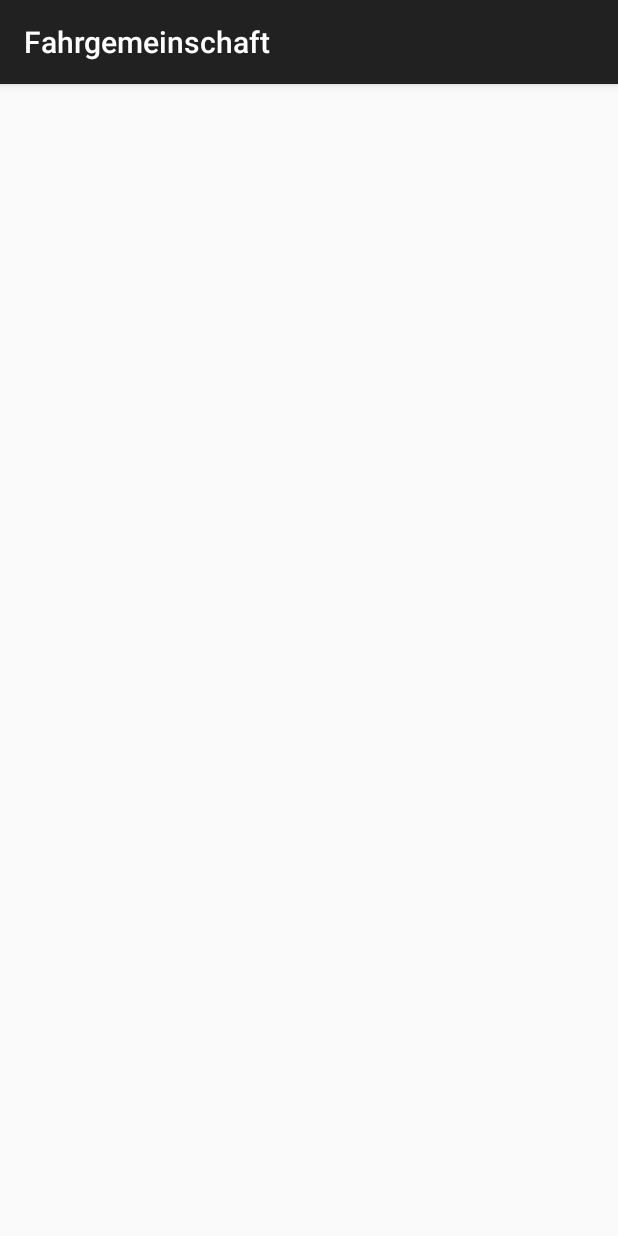
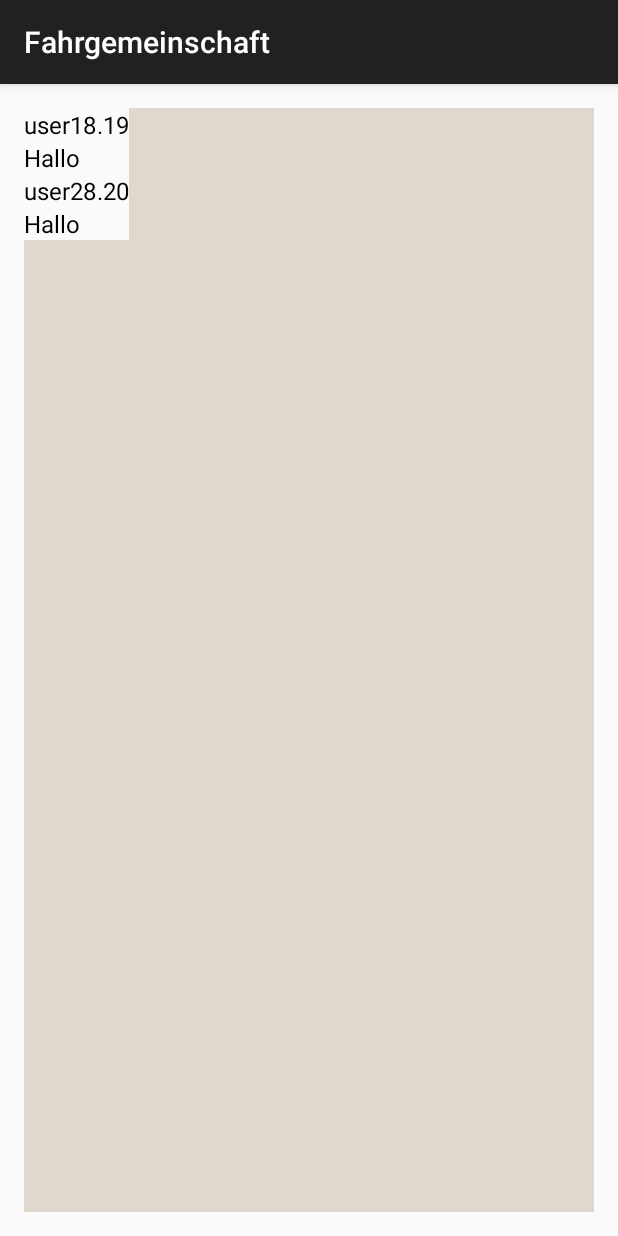
Before and after one commit to Arthuro92/Fahrgenei, an Android app: the ChatActivity screen opened directly, with no data from a screen before it, on a phone screen of 412 x 824 dp. Run offline under Robolectric (Android 15) with nearby library versions, the phone set to English and light mode, and no system bars.

Commit message:
Chat recieve nahezu vollständig osbervers kommentiert und angepasst und und und

```diff
--- a/Fahrgemeinschaft/app/src/main/java/com/android/cows/fahrgemeinschaft/ChatActivity.java
+++ b/Fahrgemeinschaft/app/src/main/java/com/android/cows/fahrgemeinschaft/ChatActivity.java
@@ -4,10 +4,30 @@ import android.app.NotificationManager;
 import android.content.Context;
 import android.support.v7.app.AppCompatActivity;
 import android.os.Bundle;
+import android.widget.ListView;
+import com.android.cows.fahrgemeinschaft.dataobjects.Chat;
+import com.android.cows.fahrgemeinschaft.observer.NotificationObserver;
+import java.util.ArrayList;
 
-import com.android.cows.fahrgemeinschaft.observer.NotificationObserver;
 
 public class ChatActivity extends AppCompatActivity {
+    private static boolean activeActivity;
+    private ListView lv;
+    private static ArrayList<Chat> alc = setCalFromDatabase();
+    private ChatMessageAdapter cma;
+
+    private static ArrayList<Chat> setCalFromDatabase() {
+        //todo remove adds and add db method
+        ArrayList<Chat> alcdb = new ArrayList<Chat>();
+        alcdb.add(new Chat("user1", "8.19", "Hallo"));
+        alcdb.add(new Chat("user2", "8.20", "Hallo"));
+        return alcdb;
+    }
+
+    public static void setCalFromObserver(Chat c) {
+            alc.add(c);
+    }
+
     @Override
     protected void onCreate(Bundle savedInstanceState) {
         super.onCreate(savedInstanceState);
@@ -15,5 +35,15 @@ public class ChatActivity extends AppCompatActivity {
         NotificationManager nm = (NotificationManager) getSystemService(Context.NOTIFICATION_SERVICE);
         nm.cancel(NotificationObserver.NID);
         System.out.println("CHATACTIVITY STARTED");
+        this.setCalFromDatabase();
+        lv = (ListView) findViewById(R.id.chat_list_view);
+        cma = new ChatMessageAdapter(this, this.alc);
+        lv.setAdapter(cma);
+    }
+
+    @Override
+    protected void onStart() {
+        super.onStart();
+        activeActivity = true;
     }
 }
--- /dev/null
+++ b/Fahrgemeinschaft/app/src/main/java/com/android/cows/fahrgemeinschaft/ChatMessageAdapter.java
@@ -0,0 +1,45 @@
+package com.android.cows.fahrgemeinschaft;
+
+import android.content.Context;
+import android.view.LayoutInflater;
+import android.view.View;
+import android.view.ViewGroup;
+import android.widget.ArrayAdapter;
+import android.widget.TextView;
+import com.android.cows.fahrgemeinschaft.dataobjects.Chat;
+import java.util.ArrayList;
+
+/**
+ * Created by david on 26.05.2016.
+ */
+public class ChatMessageAdapter extends ArrayAdapter{
+    private Chat chat;
+    private LayoutInflater lain = LayoutInflater.from(getContext());
+    private View cmv;
+
+    private View setChatMessageView(View cmv) {
+        TextView cmf = (TextView) cmv.findViewById(R.id.chat_message_from);
+        TextView cmti = (TextView) cmv.findViewById(R.id.chat_message_time);
+        TextView cmte = (TextView) cmv.findViewById(R.id.chat_message_text);
+        cmf.setText(chat.getChatMessageFrom());
+        cmti.setText(chat.getChatMessageTime());
+        cmte.setText(chat.getChatMessageText());
+        return cmv;
+    }
+
+    @Override
+    public View getView(int position, View convertView, ViewGroup parent) {
+        this.chat = (Chat) getItem(position);
+        //todo user email or
+        if(this.chat.getChatMessageFrom().equals("Don")) {
+            cmv= lain.inflate(R.layout.chat_message_layout_out, parent, false);
+        } else {
+            cmv= lain.inflate(R.layout.chat_message_layout, parent, false);
+        }
+        return setChatMessageView(cmv);
+    }
+
+    public ChatMessageAdapter(Context context, ArrayList<Chat> resource) {
+        super(context, R.layout.chat_message_layout, resource);
+    }
+}
--- a/Fahrgemeinschaft/app/src/main/java/com/android/cows/fahrgemeinschaft/MainActivity.java
+++ b/Fahrgemeinschaft/app/src/main/java/com/android/cows/fahrgemeinschaft/MainActivity.java
@@ -32,6 +32,7 @@ import android.widget.TextView;
 
 import com.android.cows.fahrgemeinschaft.gcm.QuickstartPreferences;
 import com.android.cows.fahrgemeinschaft.gcm.RegistrationIntentService;
+import com.android.cows.fahrgemeinschaft.observer.ChatObserver;
 import com.android.cows.fahrgemeinschaft.observer.NotificationObserver;
 import com.google.android.gms.common.ConnectionResult;
 import com.google.android.gms.common.GoogleApiAvailability;
@@ -51,7 +52,8 @@ public class MainActivity extends AppCompatActivity {
         super.onCreate(savedInstanceState);
         setContentView(R.layout.activity_main);
 
-        NotificationObserver.setContext(this);
+        NotificationObserver.setContext(this); //todo später in andere main falls keine alternative lösung
+        ChatObserver.setContext(this);  //todo später in andere main falls keine alternative lösung
 
         mRegistrationProgressBar = (ProgressBar) findViewById(R.id.registrationProgressBar);
         mRegistrationBroadcastReceiver = new BroadcastReceiver() {
--- a/Fahrgemeinschaft/app/src/main/java/com/android/cows/fahrgemeinschaft/dataobjects/Chat.java
+++ b/Fahrgemeinschaft/app/src/main/java/com/android/cows/fahrgemeinschaft/dataobjects/Chat.java
@@ -1,7 +1,40 @@
 package com.android.cows.fahrgemeinschaft.dataobjects;
 
 /**
- * Created by lenna on 23.05.2016.
+ * Created by david on 26.05.2016.
  */
 public class Chat {
+    private String chatMessageFrom;
+    private String chatMessageTime;
+    private String chatMessageText;
+
+    public String getChatMessageFrom() {
+        return chatMessageFrom;
+    }
+
+    public String getChatMessageTime() {
+        return chatMessageTime;
+    }
+
+    public String getChatMessageText() {
+        return chatMessageText;
+    }
+
+    public void setChatMessageFrom(String chatMessageFrom) {
+        this.chatMessageFrom = chatMessageFrom;
+    }
+
+    public void setChatMessageTime(String chatMessageTime) {
+        this.chatMessageTime = chatMessageTime;
+    }
+
+    public void setChatMessageText(String chatMessageText) {
+        this.chatMessageText = chatMessageText;
+    }
+
+    public Chat(String chatMessageFrom, String chatMessageTime, String chatMessageText) {
+        this.chatMessageFrom = chatMessageFrom;
+        this.chatMessageTime = chatMessageTime;
+        this.chatMessageText = chatMessageText;
+    }
 }
--- a/Fahrgemeinschaft/app/src/main/res/layout/activity_chat.xml
+++ b/Fahrgemeinschaft/app/src/main/res/layout/activity_chat.xml
@@ -9,4 +9,12 @@
     android:paddingTop="@dimen/activity_vertical_margin"
     tools:context="com.android.cows.fahrgemeinschaft.ChatActivity">
 
+    <ListView
+        android:layout_width="match_parent"
+        android:layout_height="match_parent"
+        android:id="@+id/chat_list_view"
+        android:background="#E0D8CD"
+        android:divider="@null"
+        android:dividerHeight="0dp"></ListView>
+
 </RelativeLayout>
--- /dev/null
+++ b/Fahrgemeinschaft/app/src/main/res/layout/chat_message_layout.xml
@@ -0,0 +1,38 @@
+<?xml version="1.0" encoding="utf-8"?>
+<RelativeLayout xmlns:android="http://schemas.android.com/apk/res/android"
+    android:layout_width="match_parent" android:layout_height="match_parent">
+
+    <TextView
+        android:layout_width="wrap_content"
+        android:layout_height="wrap_content"
+        android:text="New Text"
+        android:id="@+id/chat_message_from"
+        android:background="#FAFAFA"
+        android:textColor="#010101"
+        android:layout_alignParentTop="true"
+        android:layout_alignParentLeft="true" />
+
+    <TextView
+        android:layout_width="wrap_content"
+        android:layout_height="wrap_content"
+        android:text="New Text"
+        android:id="@+id/chat_message_time"
+        android:background="#FAFAFA"
+        android:textColor="#010101"
+        android:layout_alignParentTop="true"
+        android:layout_toRightOf="@id/chat_message_from"
+        android:layout_toEndOf="@id/chat_message_from"
+        android:layout_alignBottom="@id/chat_message_from" />
+
+    <TextView
+        android:layout_width="wrap_content"
+        android:layout_height="wrap_content"
+        android:text="New Text"
+        android:id="@+id/chat_message_text"
+        android:background="#FAFAFA"
+        android:textColor="#010101"
+        android:layout_below="@id/chat_message_from"
+        android:layout_alignParentLeft="true"
+        android:layout_alignRight="@id/chat_message_time"/>
+
+</RelativeLayout>
```
Also changed, not shown: Fahrgemeinschaft/XMPP_SERVER/src/main/java/dataobjects/Chat.java (+34 -1 lines), Fahrgemeinschaft/XMPP_SERVER/src/main/java/observer/ChatObserver.java (+10 -2 lines), Fahrgemeinschaft/XMPP_SERVER/src/main/java/test.java (+24 -3 lines), Fahrgemeinschaft/app/src/main/java/com/android/cows/fahrgemeinschaft/observer/ChatObserver.java (+22 -1 lines), Fahrgemeinschaft/app/src/main/java/com/android/cows/fahrgemeinschaft/observer/NotificationObserver.java (+10 -15 lines), Fahrgemeinschaft/app/src/main/res/layout/chat_message_layout_out.xml (added, +38 -0 lines).
